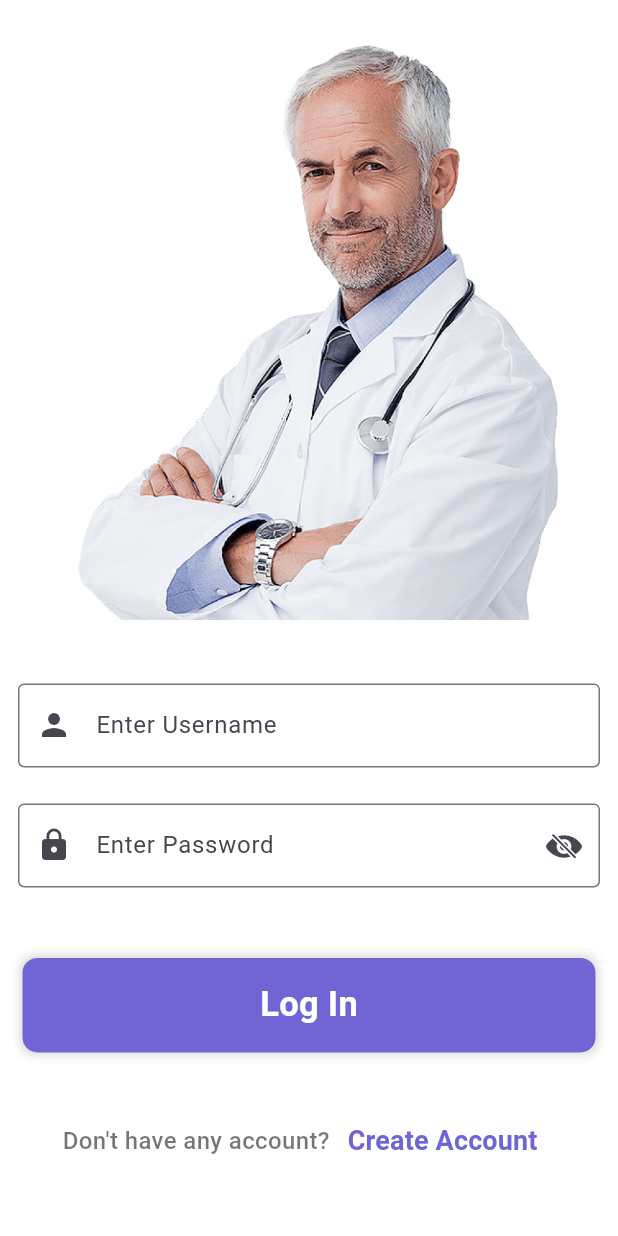
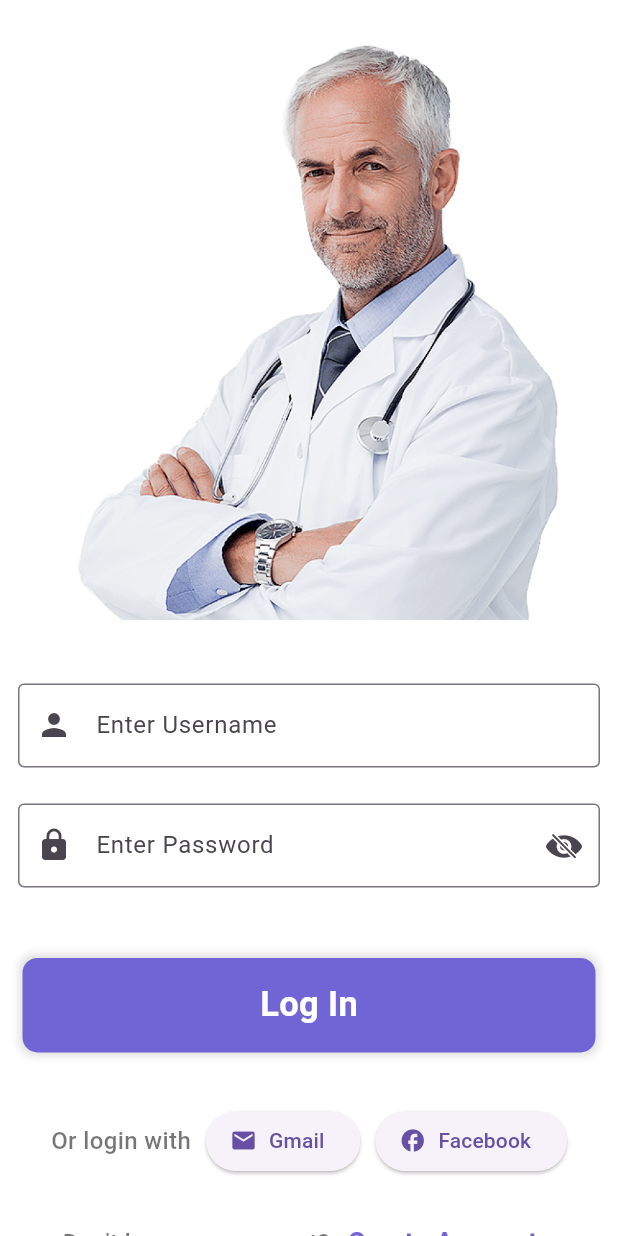
Before and after one commit to gokulvijayanand/healthcareapp, a Flutter app: the screen it shows after launch, item 3 of the bottom bar chosen, after a tap on the "login" icon, on a phone screen of 412 x 824 dp. Run offline on Flutter 3.47's test engine with Material 3 defaults, Android fonts, the phone set to English and light mode, and no system bars; our stand-ins replace lottie, table_calendar.

Commit message:
code update

```diff
--- a/lib/screens/home_page.dart
+++ b/lib/screens/home_page.dart
@@ -64,6 +64,7 @@ class _HomePageState extends State<HomePage> {
             icon: Icon(Icons.list),
             label: 'Specializations',
           ),
+
         ],
         currentIndex: _selectedIndex,
         onTap: _onItemTapped,
--- a/lib/screens/login_page.dart
+++ b/lib/screens/login_page.dart
@@ -1,7 +1,6 @@
 import 'package:flutter/cupertino.dart';
 import 'package:flutter/material.dart';
 import 'sign_up_screen.dart';
-
 
 class loginScreen extends StatefulWidget {
   @override
@@ -10,6 +9,17 @@ class loginScreen extends StatefulWidget {
 
 class _loginScreenState extends State<loginScreen> {
   bool passToggle = true;
+
+  // Function to handle login with Gmail
+  void _loginWithGmail() {
+    // Implement your Gmail login logic here
+  }
+
+  // Function to handle login with Facebook
+  void _loginWithFacebook() {
+    // Implement your Facebook login logic here
+  }
+
   @override
   Widget build(BuildContext context) {
     return Material(
@@ -31,7 +41,7 @@ class _loginScreenState extends State<loginScreen> {
                 child: TextField(
                   decoration: InputDecoration(
                     border: OutlineInputBorder(),
-                    label: Text("Enter Username"),
+                    labelText: "Enter Username",
                     prefixIcon: Icon(Icons.person),
                   ),
                 ),
@@ -39,23 +49,22 @@ class _loginScreenState extends State<loginScreen> {
               Padding(
                 padding: const EdgeInsets.all(12),
                 child: TextField(
-                  obscureText: passToggle ? true : false,
+                  obscureText: passToggle,
                   decoration: InputDecoration(
                     border: OutlineInputBorder(),
-                    label: Text("Enter Password"),
+                    labelText: "Enter Password",
                     prefixIcon: Icon(Icons.lock),
                     suffixIcon: InkWell(
                       onTap: () {
-                        if (passToggle == true) {
-                          passToggle = false;
-                        } else {
-                          passToggle = true;
-                        }
-                        setState(() {});
+                        setState(() {
+                          passToggle = !passToggle;
+                        });
                       },
-                      child: passToggle
-                          ? Icon(CupertinoIcons.eye_slash_fill)
-                          : Icon(CupertinoIcons.eye_fill),
+                      child: Icon(
+                        passToggle
+                            ? CupertinoIcons.eye_slash_fill
+                            : CupertinoIcons.eye_fill,
+                      ),
                     ),
                   ),
                 ),
@@ -65,11 +74,7 @@ class _loginScreenState extends State<loginScreen> {
                 padding: const EdgeInsets.all(15),
                 child: InkWell(
                   onTap: () {
-                    Navigator.push(
-                        context,
-                        MaterialPageRoute(
-                          builder: (context) => SignUpScreen(),
-                        ));
+                    // Handle login logic here
                   },
                   child: Container(
                     padding: EdgeInsets.symmetric(vertical: 15),
@@ -97,6 +102,40 @@ class _loginScreenState extends State<loginScreen> {
                     ),
                   ),
                 ),
+              ),
+              SizedBox(height: 20),
+              Row(
+                mainAxisAlignment: MainAxisAlignment.center,
+                children: [
+                  Text(
+                    "Or login with",
+                    style: TextStyle(
+                      fontSize: 16,
+                      fontWeight: FontWeight.w500,
+                      color: Colors.black54,
+                    ),
+                  ),
+                  SizedBox(width: 10),
+                  // Button for logging in with Gmail
+                  ElevatedButton.icon(
+                    onPressed: _loginWithGmail,
+                    icon: Icon(Icons.email),
+                    label: Text("Gmail"),
+                    style: ElevatedButton.styleFrom(
+                      // Gmail color
+                    ),
+                  ),
+                  SizedBox(width: 10),
+                  // Button for logging in with Facebook
+                  ElevatedButton.icon(
+                    onPressed: _loginWithFacebook,
+                    icon: Icon(Icons.facebook),
+                    label: Text("Facebook"),
+                    style: ElevatedButton.styleFrom(
+                      // Facebook color
+                    ),
+                  ),
+                ],
               ),
               SizedBox(height: 20),
               Row(
--- a/lib/screens/specialization_list_page.dart
+++ b/lib/screens/specialization_list_page.dart
@@ -121,5 +121,5 @@ Widget _buildLottieAsset(String specialization) {
   // Add more conditions as needed
 
   // Return Lottie asset widget
-  return Lottie.asset(lottieAsset, width: 50);
+  return Lottie.asset(lottieAsset, width: 60);
 }
```
